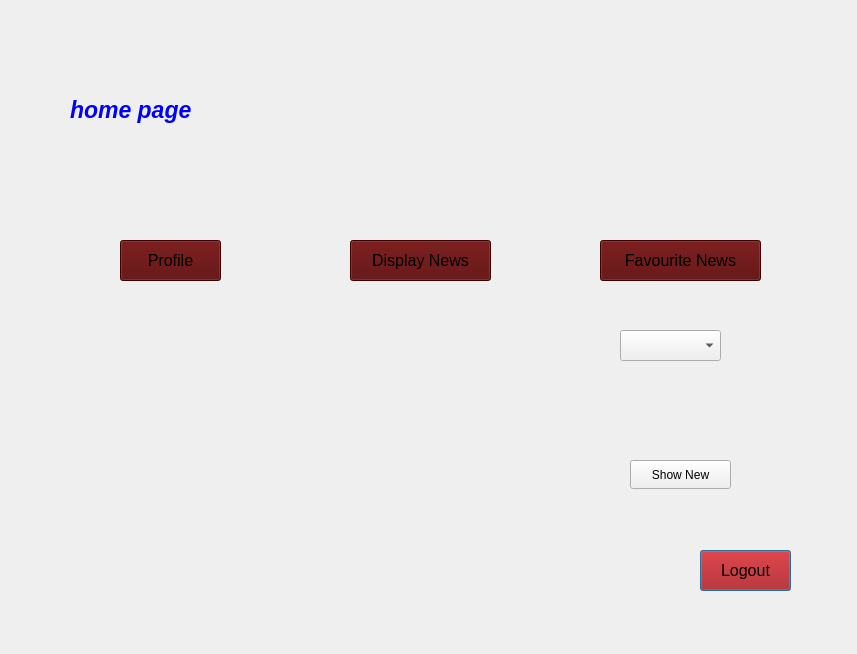
This is homepage.ui in Kero-83/NewManagementSystem as Qt 5 draws it before an edit. The edited form follows.
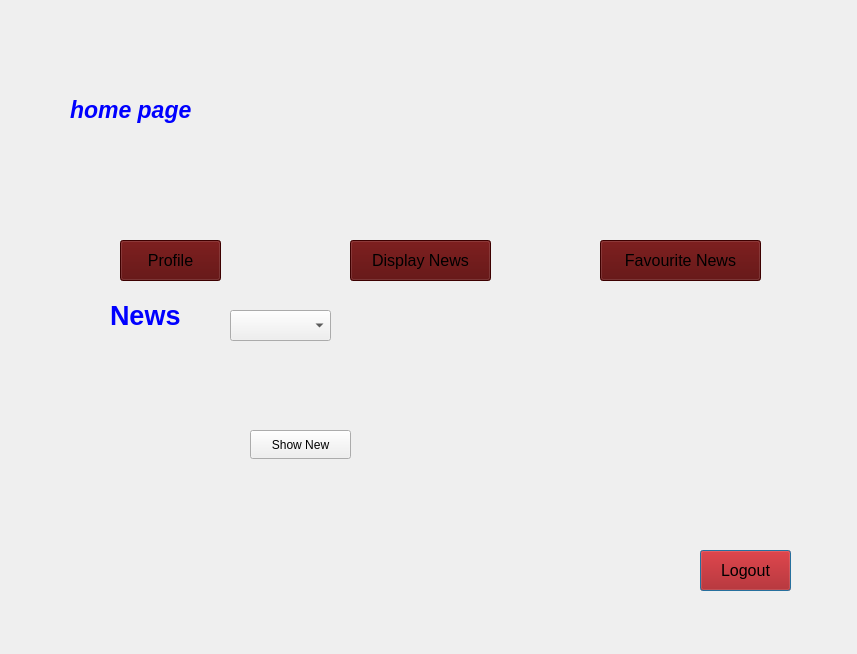
This is the edited form.

Patch:
```diff
--- a/homepage.ui
+++ b/homepage.ui
@@ -137,8 +137,8 @@
   <widget class="QComboBox" name="comboBox_favNews">
    <property name="geometry">
     <rect>
-     <x>620</x>
-     <y>330</y>
+     <x>230</x>
+     <y>310</y>
      <width>101</width>
      <height>31</height>
     </rect>
@@ -147,8 +147,8 @@
   <widget class="QPushButton" name="pushButton_showNew">
    <property name="geometry">
     <rect>
-     <x>630</x>
-     <y>460</y>
+     <x>250</x>
+     <y>430</y>
      <width>101</width>
      <height>29</height>
     </rect>
@@ -157,6 +157,19 @@
     <string>Show New</string>
    </property>
   </widget>
+  <widget class="QLabel" name="label_2">
+   <property name="geometry">
+    <rect>
+     <x>110</x>
+     <y>290</y>
+     <width>141</width>
+     <height>51</height>
+    </rect>
+   </property>
+   <property name="text">
+    <string>&lt;html&gt;&lt;head/&gt;&lt;body&gt;&lt;p&gt;&lt;span style=&quot; font-size:20pt; font-weight:700; color:#0000ff;&quot;&gt;News&lt;/span&gt;&lt;/p&gt;&lt;/body&gt;&lt;/html&gt;</string>
+   </property>
+  </widget>
  </widget>
  <resources/>
  <connections/>
```
